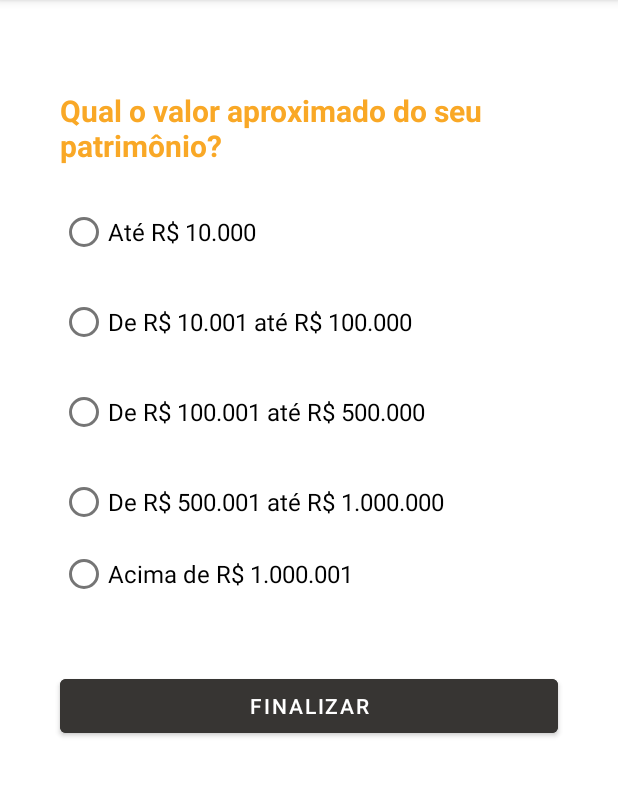
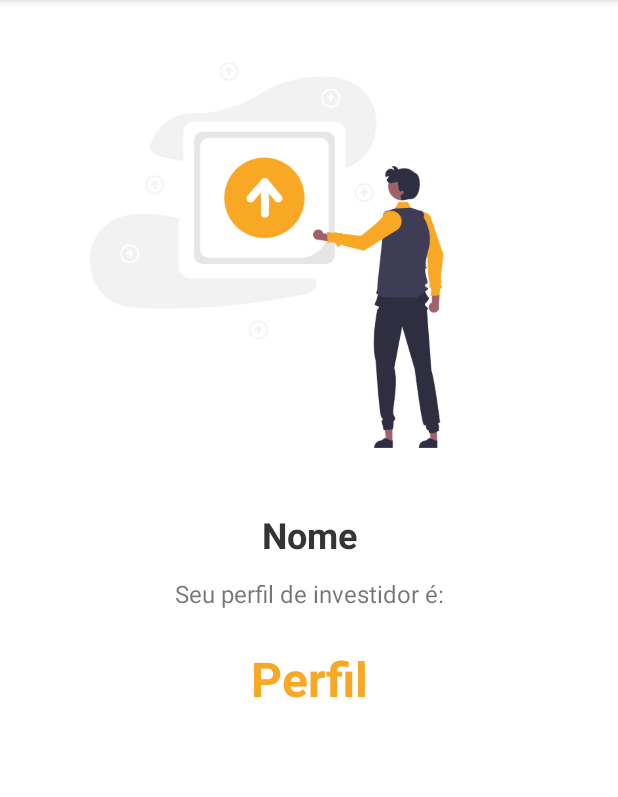
Before and after one commit to gabir-dm/questionario-perfil-investidor, an Android app: the Q10 screen opened through its navigation route, after a tap on "FINALIZAR", on a phone screen of 412 x 824 dp, the part 84-881 px from its top. Run offline under Robolectric (Android 15) with nearby library versions, the phone set to English and light mode, and no system bars.

Commit message:
Created Result Activity and tweaked navigation

```diff
--- a/app/src/main/java/com/example/perfil_investidor/Q10.kt
+++ b/app/src/main/java/com/example/perfil_investidor/Q10.kt
@@ -19,8 +19,8 @@ class Q10 : Fragment() {
         val btnQ10 = view.findViewById<Button>(R.id.btn_q10)
         btnQ10.setOnClickListener {
 
-//            val navController = findNavController()
-//            navController.navigate(R.id.action_q2_to_q3)
+            val navController = findNavController()
+            navController.navigate(R.id.action_q10_to_resultActivity)
 
         }
 
--- a/app/src/main/res/layout/activity_main.xml
+++ b/app/src/main/res/layout/activity_main.xml
@@ -67,6 +67,7 @@
             android:layout_marginTop="32dp"
             android:layout_marginEnd="60dp"
             android:backgroundTint="#F9A826"
+            android:onClick="startQuiz"
             android:text="@string/main_start_btn" />
 
         <TextView
--- a/app/src/main/res/layout/activity_result.xml
+++ b/app/src/main/res/layout/activity_result.xml
@@ -6,4 +6,60 @@
     android:layout_height="match_parent"
     tools:context=".ResultActivity">
 
+    <LinearLayout
+        android:layout_width="match_parent"
+        android:layout_height="match_parent"
+        android:orientation="vertical"
+        app:layout_constraintBottom_toBottomOf="parent"
+        app:layout_constraintEnd_toEndOf="parent"
+        app:layout_constraintStart_toStartOf="parent"
+        app:layout_constraintTop_toTopOf="parent">
+
+        <ImageView
+            android:id="@+id/img_result"
+            android:layout_width="match_parent"
+            android:layout_height="300dp"
+            android:layout_marginStart="60dp"
+            android:layout_marginTop="20dp"
+            android:layout_marginEnd="60dp"
+            app:srcCompat="@drawable/result" />
+
+        <TextView
+            android:id="@+id/txt_name"
+            android:layout_width="match_parent"
+            android:layout_height="wrap_content"
+            android:layout_marginStart="40dp"
+            android:layout_marginTop="20dp"
+            android:layout_marginEnd="40dp"
+            android:text="@string/result_name"
+            android:textAlignment="center"
+            android:textColor="#373533"
+            android:textSize="24sp"
+            android:textStyle="bold" />
+
+        <TextView
+            android:id="@+id/txt_preResult"
+            android:layout_width="match_parent"
+            android:layout_height="wrap_content"
+            android:layout_marginStart="40dp"
+            android:layout_marginTop="12dp"
+            android:layout_marginEnd="40dp"
+            android:text="@string/result_txt"
+            android:textAlignment="center"
+            android:textSize="16sp" />
+
+        <TextView
+            android:id="@+id/txt_finalResult"
+            android:layout_width="match_parent"
+            android:layout_height="wrap_content"
+            android:layout_marginStart="40dp"
+            android:layout_marginTop="24dp"
+            android:layout_marginEnd="40dp"
+            android:text="@string/result_final"
+            android:textAlignment="center"
+            android:textColor="#F9A826"
+            android:textSize="32sp"
+            android:textStyle="bold" />
+
+    </LinearLayout>
 </androidx.constraintlayout.widget.ConstraintLayout>
--- a/app/src/main/res/values/strings.xml
+++ b/app/src/main/res/values/strings.xml
@@ -75,9 +75,5 @@
     <!-- Result Activity -->
     <string name="result_name">Nome</string>
     <string name="result_txt">Seu perfil de investidor é:</string>
-    <string name="result_r1">Conservador</string>
-    <string name="result_r2">Moderado</string>
-    <string name="result_r3">Arrojado</string>
-    <!-- TODO: Remove or change this placeholder text -->
-    <string name="hello_blank_fragment">Hello blank fragment</string>
+    <string name="result_final">Perfil</string>
 </resources>
```
Also changed, not shown: app/src/main/java/com/example/perfil_investidor/MainActivity.kt (+29 -0 lines), app/src/main/res/navigation/main_navigation.xml (+10 -1 lines), app/src/main/res/drawable-v24/result.png (added).
